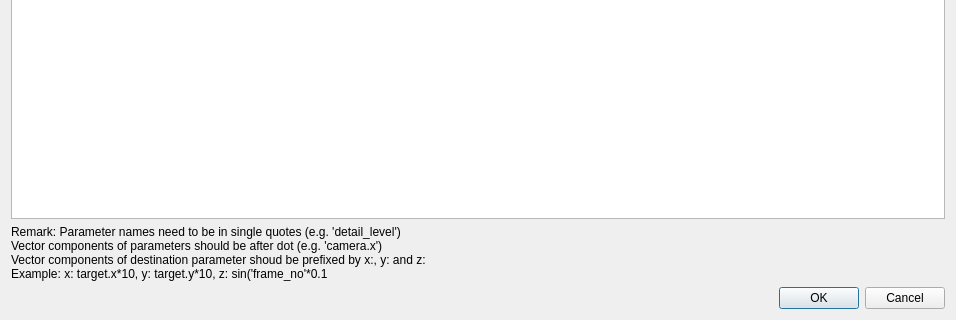
Before: the Qt Designer form mandelbulber2/qt/script_dialog.ui in buddhi1980/mandelbulber2, drawn with Qt 5; both pictures show x 0 to 956 and y 139 to 459 of the 956 by 459 pixel window.
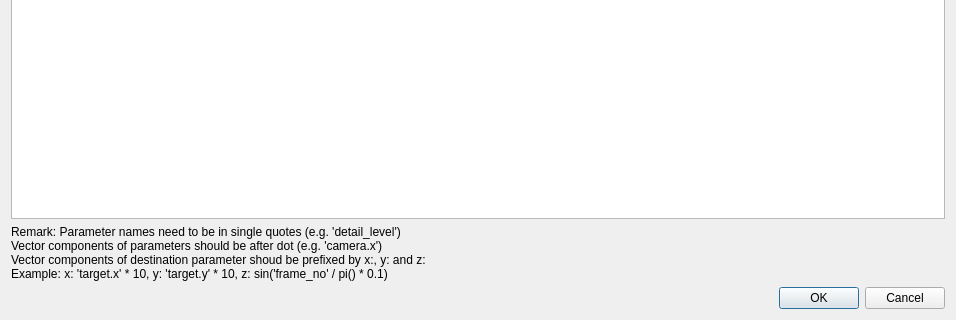
After: the same form once the commit is applied.

Commit message: Added pi() symbol in script evaluation. Corrected exacple script.

Diff of the .ui file:
```diff
--- a/mandelbulber2/qt/script_dialog.ui
+++ b/mandelbulber2/qt/script_dialog.ui
@@ -86,7 +86,7 @@
       <string>Remark: Parameter names need to be in single quotes (e.g. 'detail_level')
 Vector components of parameters should be after dot (e.g. 'camera.x')
 Vector components of destination parameter shoud be prefixed by x:, y: and z:
-Example: x: target.x*10, y: target.y*10, z: sin('frame_no'*0.1</string>
+Example: x: 'target.x' * 10, y: 'target.y' * 10, z: sin('frame_no' / pi() * 0.1)</string>
      </property>
     </widget>
    </item>
```
The commit also changes 1 other file.
